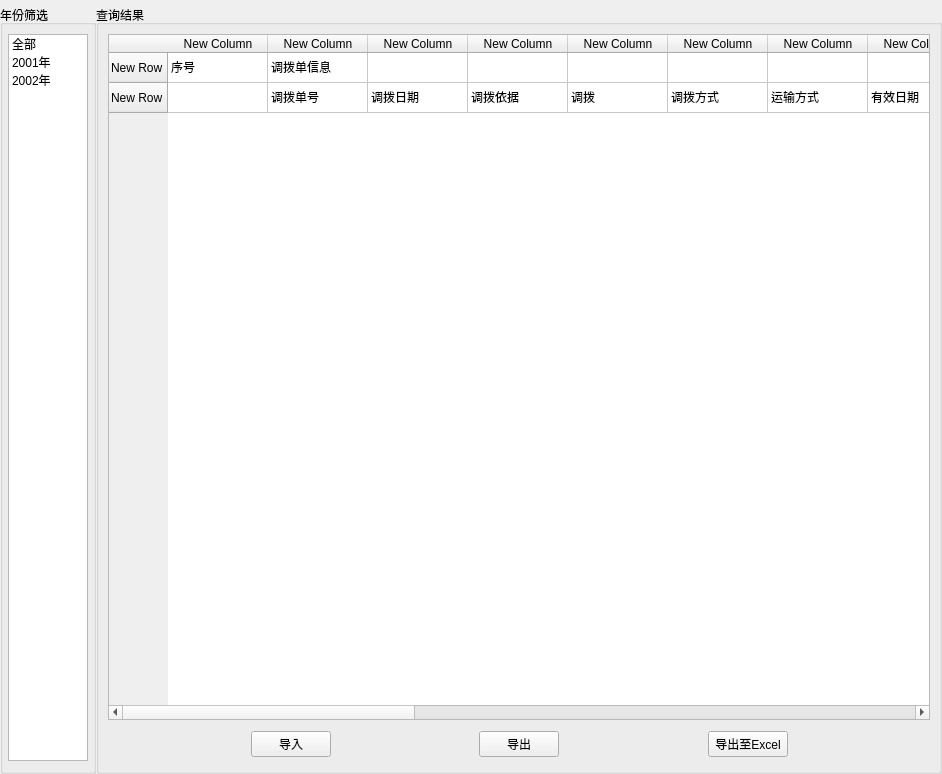
The window that widgets/alocatMange/rocketTransfer.ui (Belos10/Equip) describes before a commit, drawn with Qt 5.
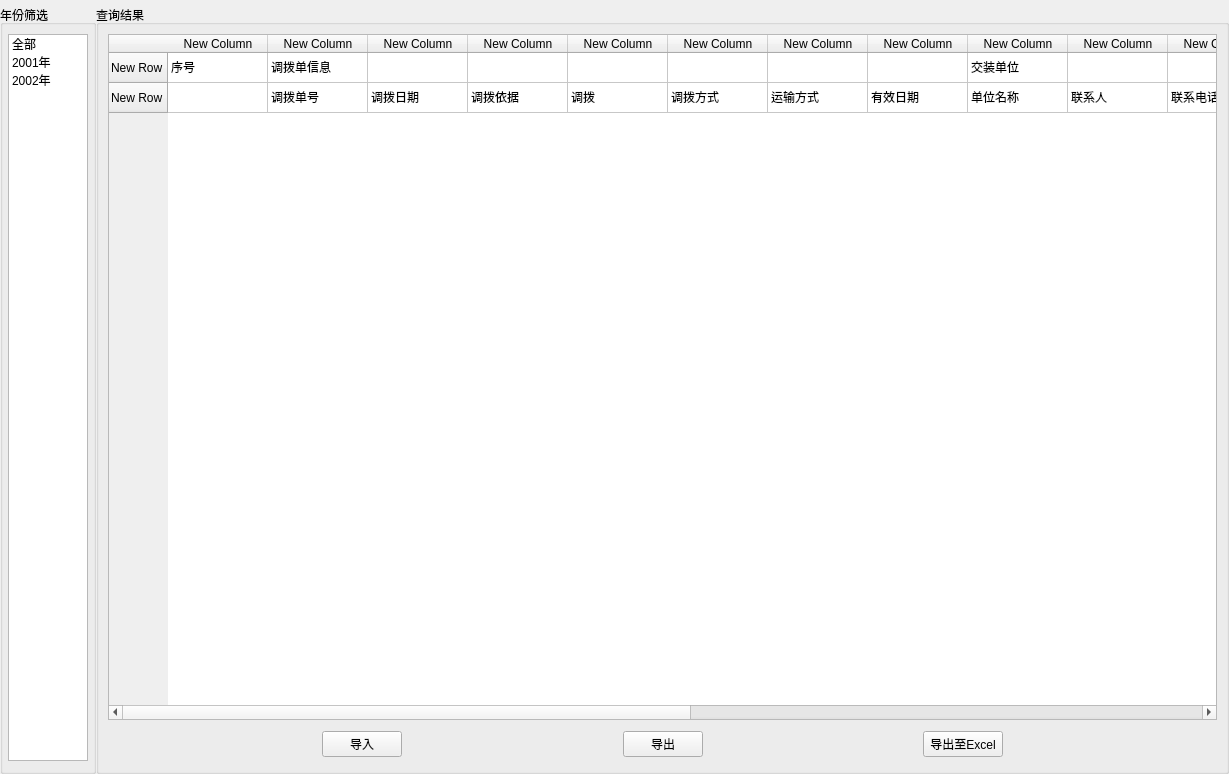
The same window after the commit.

Diff of the .ui file:
```diff
--- a/widgets/alocatMange/rocketTransfer.ui
+++ b/widgets/alocatMange/rocketTransfer.ui
@@ -6,7 +6,7 @@
    <rect>
     <x>0</x>
     <y>0</y>
-    <width>942</width>
+    <width>1229</width>
     <height>774</height>
    </rect>
   </property>
```
